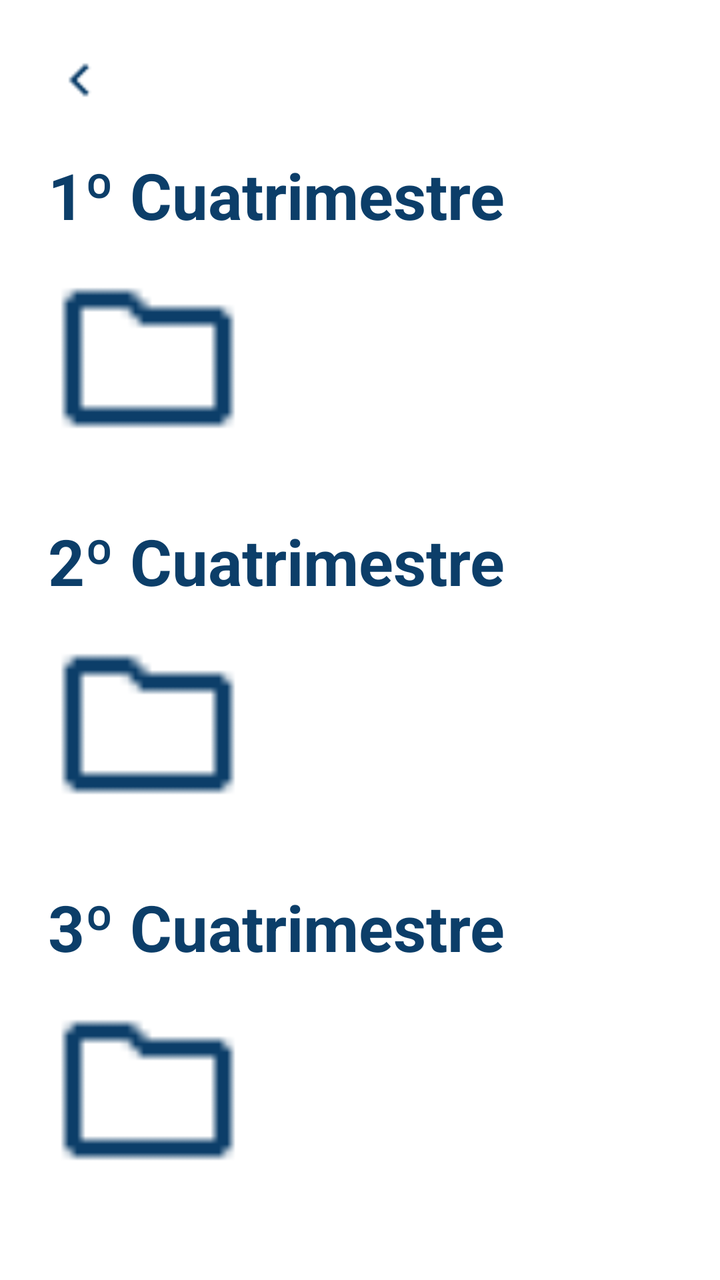
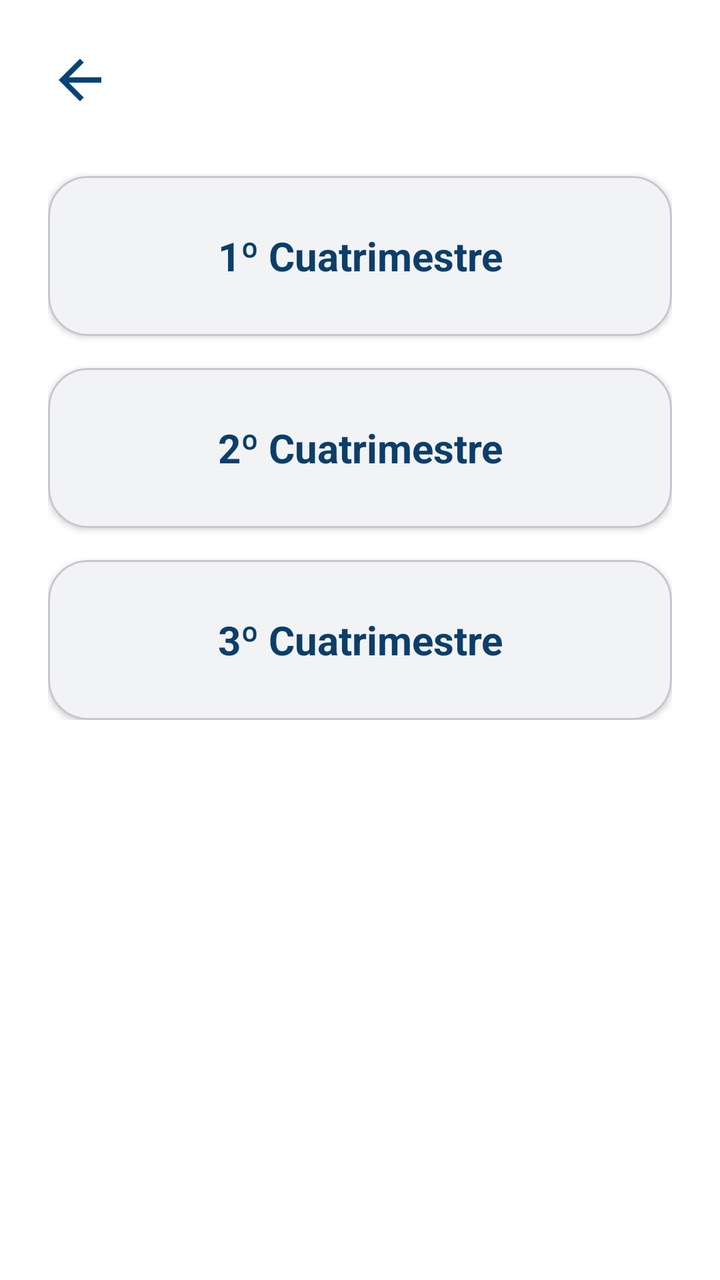

Two renders of the same Android screen: before a commit and after it. Below are the layout's source before the change and the commit's diff.
<!-- AndroidManifest.xml: application theme Theme.ProyectoFloppy -->
<!-- res/layout/fragment_cuatrimestres.xml -->
<?xml version="1.0" encoding="utf-8"?>
<androidx.constraintlayout.widget.ConstraintLayout
    xmlns:android="http://schemas.android.com/apk/res/android"
    xmlns:app="http://schemas.android.com/apk/res-auto"
    android:layout_width="match_parent"
    android:layout_height="match_parent"
    android:background="#FFFFFF"
    android:padding="24dp">

    <ImageView
        android:id="@+id/btn_back_cuatrimestre"
        android:layout_width="32dp"
        android:layout_height="32dp"
        android:src="@drawable/flecha"
        app:layout_constraintTop_toTopOf="parent"
        app:layout_constraintStart_toStartOf="parent"
        app:tint="#0C3E69" />

    <ScrollView
        android:layout_width="match_parent"
        android:layout_height="0dp"
        android:layout_marginTop="20dp"
        app:layout_constraintTop_toBottomOf="@id/btn_back_cuatrimestre"
        app:layout_constraintBottom_toBottomOf="parent">

        <LinearLayout
            android:layout_width="match_parent"
            android:layout_height="wrap_content"
            android:orientation="vertical">

            <TextView
                android:layout_width="wrap_content"
                android:layout_height="wrap_content"
                android:text="@string/cuatrimestre_1"
                android:textColor="#0C3E69"
                android:textSize="32sp"
                android:textStyle="bold" />

            <ImageView
                android:id="@+id/folder_1"
                android:layout_width="100dp"
                android:layout_height="100dp"
                android:layout_marginTop="10dp"
                android:layout_marginBottom="30dp"
                android:src="@drawable/carpetacerrada"
                app:tint="#0C3E69" />

            <TextView
                android:layout_width="wrap_content"
                android:layout_height="wrap_content"
                android:text="@string/cuatrimestre_2"
                android:textColor="#0C3E69"
                android:textSize="32sp"
                android:textStyle="bold" />

            <ImageView
                android:id="@+id/folder_2"
                android:layout_width="100dp"
                android:layout_height="100dp"
                android:layout_marginTop="10dp"
                android:layout_marginBottom="30dp"
                android:src="@drawable/carpetacerrada"
                app:tint="#0C3E69" />

            <TextView
                android:layout_width="wrap_content"
                android:layout_height="wrap_content"
                android:text="@string/cuatrimestre_3"
                android:textColor="#0C3E69"
                android:textSize="32sp"
                android:textStyle="bold" />

            <ImageView
                android:id="@+id/folder_3"
                android:layout_width="100dp"
                android:layout_height="100dp"
                android:layout_marginTop="10dp"
                android:src="@drawable/carpetacerrada"
                app:tint="#0C3E69" />

        </LinearLayout>
    </ScrollView>

</androidx.constraintlayout.widget.ConstraintLayout>
<!-- resources referenced by this layout -->
<resources>
  <!-- drawable carpetacerrada: png bitmap (drawable, 398 bytes) -->
  <!-- drawable flecha: png bitmap (drawable, 340 bytes) -->
  <string name="cuatrimestre_1">1º Cuatrimestre</string>
  <string name="cuatrimestre_2">2º Cuatrimestre</string>
  <string name="cuatrimestre_3">3º Cuatrimestre</string>
  <style name="Theme.ProyectoFloppy" parent="Base.Theme.ProyectoFloppy" />
  <style name="Base.Theme.ProyectoFloppy" parent="Theme.Material3.DayNight.NoActionBar">
          
          
      </style>
</resources>

<!-- the commit's change to res/layout/fragment_cuatrimestres.xml (unified diff, before → after) -->
@@ -11,72 +11,83 @@
         android:id="@+id/btn_back_cuatrimestre"
         android:layout_width="32dp"
         android:layout_height="32dp"
-        android:src="@drawable/flecha"
+        android:src="@drawable/baseline_arrow_back_24"
         app:layout_constraintTop_toTopOf="parent"
         app:layout_constraintStart_toStartOf="parent"
-        app:tint="#0C3E69" />
+        app:tint="@color/corporativo" />
 
     <ScrollView
         android:layout_width="match_parent"
         android:layout_height="0dp"
-        android:layout_marginTop="20dp"
+        android:layout_marginTop="16dp"
         app:layout_constraintTop_toBottomOf="@id/btn_back_cuatrimestre"
         app:layout_constraintBottom_toBottomOf="parent">
 
         <LinearLayout
             android:layout_width="match_parent"
             android:layout_height="wrap_content"
-            android:orientation="vertical">
+            android:orientation="vertical"
+            android:paddingBottom="20dp">
 
-            <TextView
-                android:layout_width="wrap_content"
-                android:layout_height="wrap_content"
-                android:text="@string/cuatrimestre_1"
-                android:textColor="#0C3E69"
-                android:textSize="32sp"
-                android:textStyle="bold" />
+            <com.google.android.material.card.MaterialCardView
+                android:id="@+id/card_cuatrimestre_1"
+                android:layout_width="match_parent"
+                android:layout_height="80dp"
+                android:layout_marginTop="16dp"
+                android:clickable="true"
+                android:focusable="true"
+                app:cardBackgroundColor="#F1F3F5"
+                app:cardCornerRadius="20dp"
+                app:cardElevation="2dp">
+                <TextView
+                    android:layout_width="match_parent"
+                    android:layout_height="match_parent"
+                    android:gravity="center"
+                    android:text="@string/cuatrimestre_1"
+                    android:textColor="#0C3E69"
+                    android:textSize="20sp"
+                    android:textStyle="bold" />
+            </com.google.android.material.card.MaterialCardView>
 
-            <ImageView
-                android:id="@+id/folder_1"
-                android:layout_width="100dp"
-                android:layout_height="100dp"
-                android:layout_marginTop="10dp"
-                android:layout_marginBottom="30dp"
-                android:src="@drawable/carpetacerrada"
-                app:tint="#0C3E69" />
+            <com.google.android.material.card.MaterialCardView
+                android:id="@+id/card_cuatrimestre_2"
+                android:layout_width="match_parent"
+                android:layout_height="80dp"
+                android:layout_marginTop="16dp"
+                android:clickable="true"
+                android:focusable="true"
+                app:cardBackgroundColor="#F1F3F5"
+                app:cardCornerRadius="20dp"
+                app:cardElevation="2dp">
+                <TextView
+                    android:layout_width="match_parent"
+                    android:layout_height="match_parent"
+                    android:gravity="center"
+                    android:text="@string/cuatrimestre_2"
+                    android:textColor="#0C3E69"
+                    android:textSize="20sp"
+                    android:textStyle="bold" />
+            </com.google.android.material.card.MaterialCardView>
 
-            <TextView
-                android:layout_width="wrap_content"
-                android:layout_height="wrap_content"
-                android:text="@string/cuatrimestre_2"
-                android:textColor="#0C3E69"
-                android:textSize="32sp"
-                android:textStyle="bold" />
-
-            <ImageView
-                android:id="@+id/folder_2"
-                android:layout_width="100dp"
-                android:layout_height="100dp"
-                android:layout_marginTop="10dp"
-                android:layout_marginBottom="30dp"
-                android:src="@drawable/carpetacerrada"
-                app:tint="#0C3E69" />
-
-            <TextView
-                android:layout_width="wrap_content"
-                android:layout_height="wrap_content"
-                android:text="@string/cuatrimestre_3"
-                android:textColor="#0C3E69"
-                android:textSize="32sp"
-                android:textStyle="bold" />
-
-            <ImageView
-                android:id="@+id/folder_3"
-                android:layout_width="100dp"
-                android:layout_height="100dp"
-                android:layout_marginTop="10dp"
-                android:src="@drawable/carpetacerrada"
-                app:tint="#0C3E69" />
+            <com.google.android.material.card.MaterialCardView
+                android:id="@+id/card_cuatrimestre_3"
+                android:layout_width="match_parent"
+                android:layout_height="80dp"
+                android:layout_marginTop="16dp"
+                android:clickable="true"
+                android:focusable="true"
+                app:cardBackgroundColor="#F1F3F5"
+                app:cardCornerRadius="20dp"
+                app:cardElevation="2dp">
+                <TextView
+                    android:layout_width="match_parent"
+                    android:layout_height="match_parent"
+                    android:gravity="center"
+                    android:text="@string/cuatrimestre_3"
+                    android:textColor="#0C3E69"
+                    android:textSize="20sp"
+                    android:textStyle="bold" />
+            </com.google.android.material.card.MaterialCardView>
 
         </LinearLayout>
     </ScrollView>
<!-- resource entries referenced after the edit -->
@@ -1,7 +1,16 @@
 <!-- resources referenced by this layout -->
 <resources>
-  <!-- drawable carpetacerrada: png bitmap (drawable, 398 bytes) -->
-  <!-- drawable flecha: png bitmap (drawable, 340 bytes) -->
+  <color name="corporativo">#044377</color>
+  <!-- drawable baseline_arrow_back_24 (drawable) -->
+  <vector xmlns:android="http://schemas.android.com/apk/res/android"
+      android:width="24dp"
+      android:height="24dp"
+      android:viewportWidth="24.0"
+      android:viewportHeight="24.0">
+      <path
+          android:fillColor="#FF000000"
+          android:pathData="M20,11H7.83l5.59,-5.59L12,4l-8,8 8,8 1.41,-1.41L7.83,13H20v-2z"/>
+  </vector>
   <string name="cuatrimestre_1">1º Cuatrimestre</string>
   <string name="cuatrimestre_2">2º Cuatrimestre</string>
   <string name="cuatrimestre_3">3º Cuatrimestre</string>
